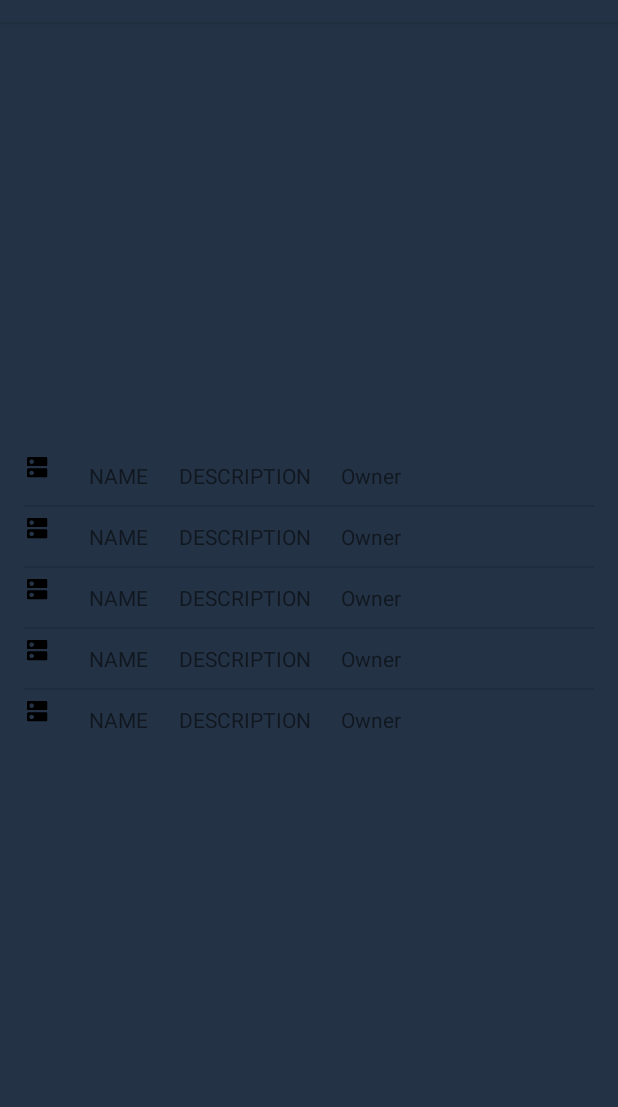
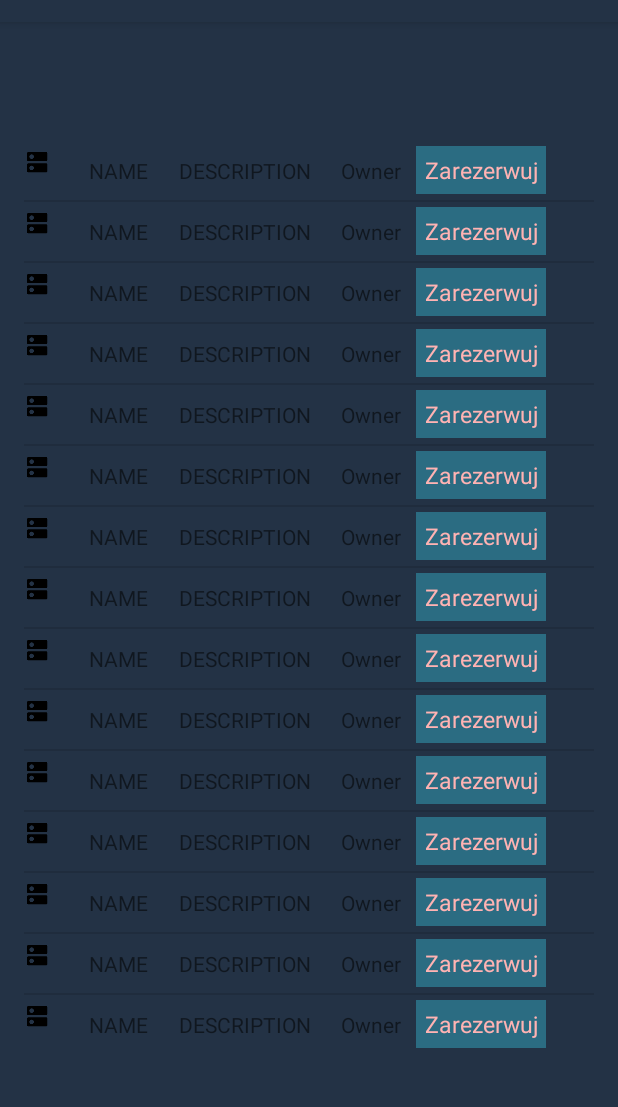
Before and after one commit to Openroads/androidMocarnyPK, an Android app: the BookRoom screen opened directly, with no data from a screen before it, on a phone screen of 412 x 824 dp, the part 62-1169 px from its top. Run offline under Robolectric (Android 15) with nearby library versions, the phone set to English and light mode, and no system bars.

Commit message:
Book Romm

```diff
--- a/app/src/main/java/daren/systemwewnetrznymocarnypk/BookRoom.java
+++ b/app/src/main/java/daren/systemwewnetrznymocarnypk/BookRoom.java
@@ -24,6 +24,16 @@ public class BookRoom extends AppCompatActivity {
                 new RowRoom("NAME","DESCRIPTION","Owner"),
                 new RowRoom("NAME","DESCRIPTION","Owner"),
                 new RowRoom("NAME","DESCRIPTION","Owner"),
+                new RowRoom("NAME","DESCRIPTION","Owner"),
+                new RowRoom("NAME","DESCRIPTION","Owner"),
+                new RowRoom("NAME","DESCRIPTION","Owner"),
+                new RowRoom("NAME","DESCRIPTION","Owner"),
+                new RowRoom("NAME","DESCRIPTION","Owner"),
+                new RowRoom("NAME","DESCRIPTION","Owner"),
+                new RowRoom("NAME","DESCRIPTION","Owner"),
+                new RowRoom("NAME","DESCRIPTION","Owner"),
+                new RowRoom("NAME","DESCRIPTION","Owner"),
+                new RowRoom("NAME","DESCRIPTION","Owner"),
                 new RowRoom("NAME","DESCRIPTION","Owner")};
 
 
--- a/app/src/main/res/layout/row_list.xml
+++ b/app/src/main/res/layout/row_list.xml
@@ -1,8 +1,5 @@
 <?xml version="1.0" encoding="utf-8"?>
-
 <LinearLayout xmlns:android="http://schemas.android.com/apk/res/android"
-    android:layout_marginLeft="5dp"
-    android:layout_marginRight="5dp"
     android:layout_width="match_parent"
     android:layout_height="match_parent" >
 
@@ -18,8 +15,7 @@
     <TextView android:id="@+id/txtTitle"
         android:layout_width="wrap_content"
         android:layout_height="wrap_content"
-        android:padding="10dp"
-        />
+        android:padding="10dp" />
 
     <TextView android:id="@+id/txtDescription"
         android:layout_width="wrap_content"
@@ -29,12 +25,14 @@
     <TextView android:id="@+id/txtOwner"
         android:layout_width="wrap_content"
         android:layout_height="wrap_content"
-        android:padding="10dp"
-         />
-    <!--<Button
+        android:padding="10dp" />
+    <Button
+        android:id="@+id/zarezerwuj_batton"
         android:background="#2B6C82"
         android:layout_width="wrap_content"
         android:layout_height="wrap_content"
-        android:text="@string/book"/> -->
+        android:padding="5dp"
+        android:text="@string/book"
+        android:textSize="15sp"/>
 
 </LinearLayout>
```
